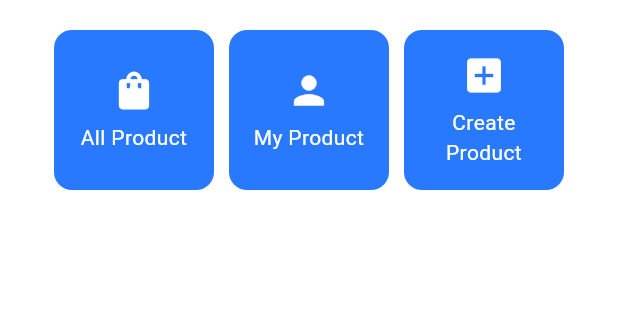
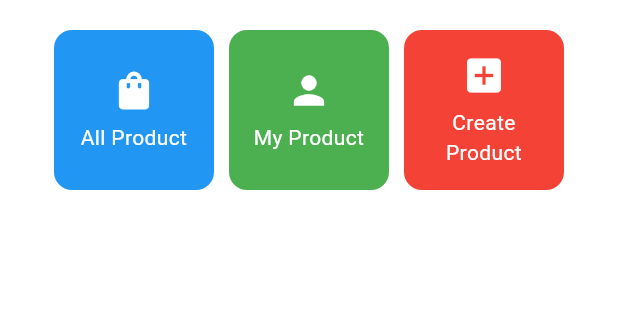
Before and after one commit to syafitr4/football-shop-mobile, a Flutter app: the screen it shows after launch, on a phone screen of 412 x 824 dp, the part 357-677 px from its top. Run offline on Flutter 3.47's test engine with Material 3 defaults, Android fonts, the phone set to English and light mode, and no system bars.

Commit message:
tugas 1 done

```diff
--- a/lib/menu.dart
+++ b/lib/menu.dart
@@ -6,7 +6,6 @@ class MyHomePage extends StatelessWidget {
   final String nama = "Daffa Syafitra"; //nama
   final String npm = "2406495546"; //npm
   final String kelas = "B"; //kelas
-
 
   @override
   Widget build(BuildContext context) {
@@ -49,7 +48,6 @@ class MyHomePage extends StatelessWidget {
             Center(
               child: Column(
                 // Menyusun teks dan grid item secara vertikal.
-
                 children: [
                   // Menampilkan teks sambutan dengan gaya tebal dan ukuran 18.
                   const Padding(
@@ -97,8 +95,8 @@ class MyHomePage extends StatelessWidget {
 class InfoCard extends StatelessWidget {
   // Kartu informasi yang menampilkan title dan content.
 
-  final String title;  // Judul kartu.
-  final String content;  // Isi kartu.
+  final String title; // Judul kartu.
+  final String content; // Isi kartu.
 
   const InfoCard({super.key, required this.title, required this.content});
 
@@ -126,6 +124,7 @@ class InfoCard extends StatelessWidget {
     );
   }
 }
+
 class ItemHomepage {
   final String name;
   final IconData icon;
@@ -133,22 +132,28 @@ class ItemHomepage {
   ItemHomepage(this.name, this.icon);
 }
 
-
 class ItemCard extends StatelessWidget {
   // Menampilkan kartu dengan ikon dan nama.
-
   final ItemHomepage item;
 
   const ItemCard(this.item, {super.key});
 
+  // Warna latar belakang per tombol (handle singular/plural).
+  Color _menuColor(String name) {
+    final n = name.trim().toLowerCase();
+    if (n.contains('all product')) return Colors.blue;   // All Product / All Products
+    if (n.contains('my product')) return Colors.green;   // My Product / My Products
+    if (n.contains('create')) return Colors.red;         // Create Product
+    return Colors.blue;
+  }
+
   @override
   Widget build(BuildContext context) {
     return Material(
-      // Menentukan warna latar belakang dari tema aplikasi.
-      color: Theme.of(context).colorScheme.secondary,
+      // Mengatur warna latar belakang sesuai tombol.
+      color: _menuColor(item.name),
       // Membuat sudut kartu melengkung.
       borderRadius: BorderRadius.circular(12),
-
       child: InkWell(
         // Aksi ketika kartu ditekan.
         onTap: () {
@@ -156,7 +161,7 @@ class ItemCard extends StatelessWidget {
           ScaffoldMessenger.of(context)
             ..hideCurrentSnackBar()
             ..showSnackBar(
-              SnackBar(content: Text("Kamu telah menekan tombol ${item.name}!"))
+              SnackBar(content: Text("Kamu telah menekan tombol ${item.name}!")),
             );
         },
         // Container untuk menyimpan Icon dan Text
@@ -185,5 +190,4 @@ class ItemCard extends StatelessWidget {
       ),
     );
   }
-
 }
```
Also changed, not shown: 1 other file. Lines whose indentation alone changed are shown as unchanged.
